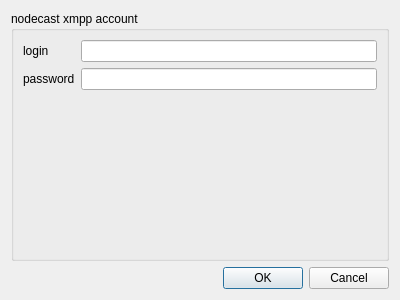
Old version of the form src/account.ui in the repository nodecast/nodecast.
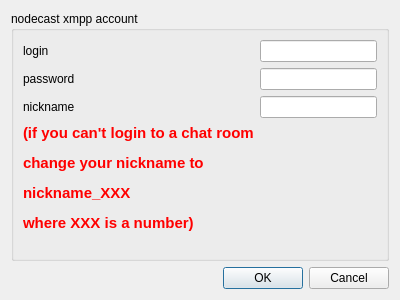
New version of the form.

Commit message: added nickname to fixed conflit name when join rooms

```diff
--- a/src/account.ui
+++ b/src/account.ui
@@ -40,6 +40,15 @@
             <verstretch>0</verstretch>
            </sizepolicy>
           </property>
+          <property name="inputMask">
+           <string notr="true"/>
+          </property>
+          <property name="text">
+           <string notr="true"/>
+          </property>
+          <property name="maxLength">
+           <number>200</number>
+          </property>
          </widget>
         </item>
         <item row="1" column="0">
@@ -57,11 +66,47 @@
             <verstretch>0</verstretch>
            </sizepolicy>
           </property>
+          <property name="inputMask">
+           <string notr="true"/>
+          </property>
+          <property name="text">
+           <string notr="true"/>
+          </property>
+          <property name="maxLength">
+           <number>50</number>
+          </property>
           <property name="echoMode">
            <enum>QLineEdit::Password</enum>
           </property>
          </widget>
         </item>
+        <item row="2" column="1">
+         <widget class="QLineEdit" name="lineEdit_nickname">
+          <property name="inputMask">
+           <string notr="true"/>
+          </property>
+          <property name="text">
+           <string notr="true"/>
+          </property>
+          <property name="maxLength">
+           <number>50</number>
+          </property>
+         </widget>
+        </item>
+        <item row="2" column="0">
+         <widget class="QLabel" name="label_3">
+          <property name="text">
+           <string>nickname</string>
+          </property>
+         </widget>
+        </item>
+        <item row="3" column="0">
+         <widget class="QLabel" name="label_4">
+          <property name="text">
+           <string>&lt;html&gt;&lt;head/&gt;&lt;body&gt;&lt;p&gt;&lt;span style=&quot; font-size:11pt; font-weight:600; color:#ff0000;&quot;&gt;(if you can't login to a chat room&lt;/span&gt;&lt;/p&gt;&lt;p&gt;&lt;span style=&quot; font-size:11pt; font-weight:600; color:#ff0000;&quot;&gt;change your nickname to &lt;/span&gt;&lt;/p&gt;&lt;p&gt;&lt;span style=&quot; font-size:11pt; font-weight:600; color:#ff0000;&quot;&gt;nickname_XXX&lt;/span&gt;&lt;/p&gt;&lt;p&gt;&lt;span style=&quot; font-size:11pt; font-weight:600; color:#ff0000;&quot;&gt;where XXX is a number)&lt;/span&gt;&lt;/p&gt;&lt;/body&gt;&lt;/html&gt;</string>
+          </property>
+         </widget>
+        </item>
        </layout>
       </item>
      </layout>
```
The commit also changes 4 other files.
